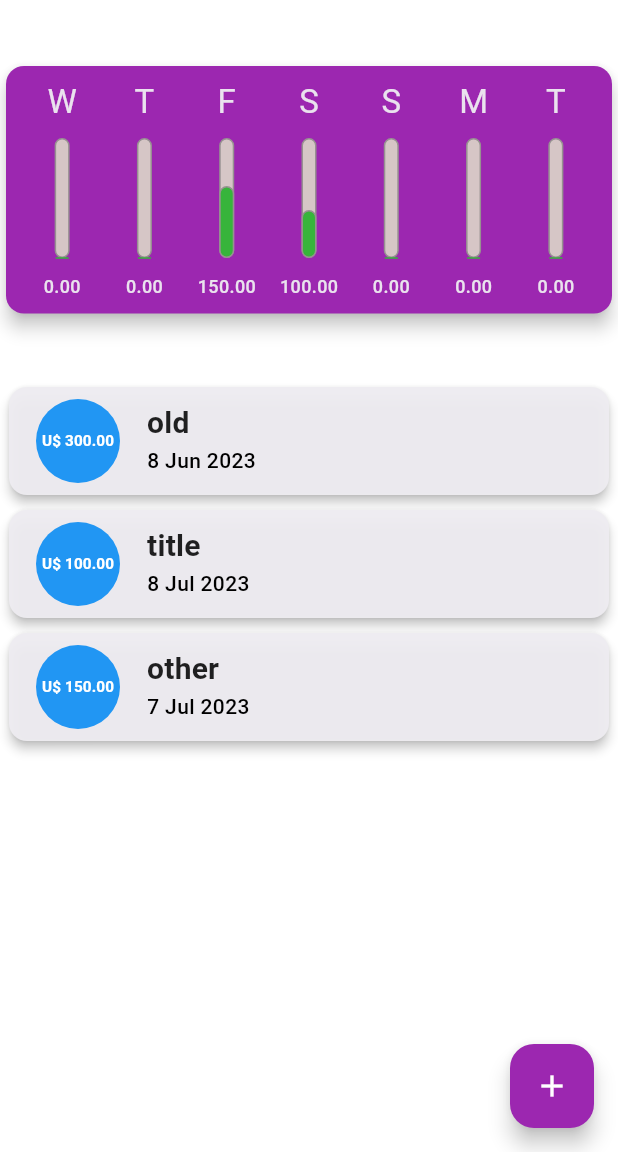
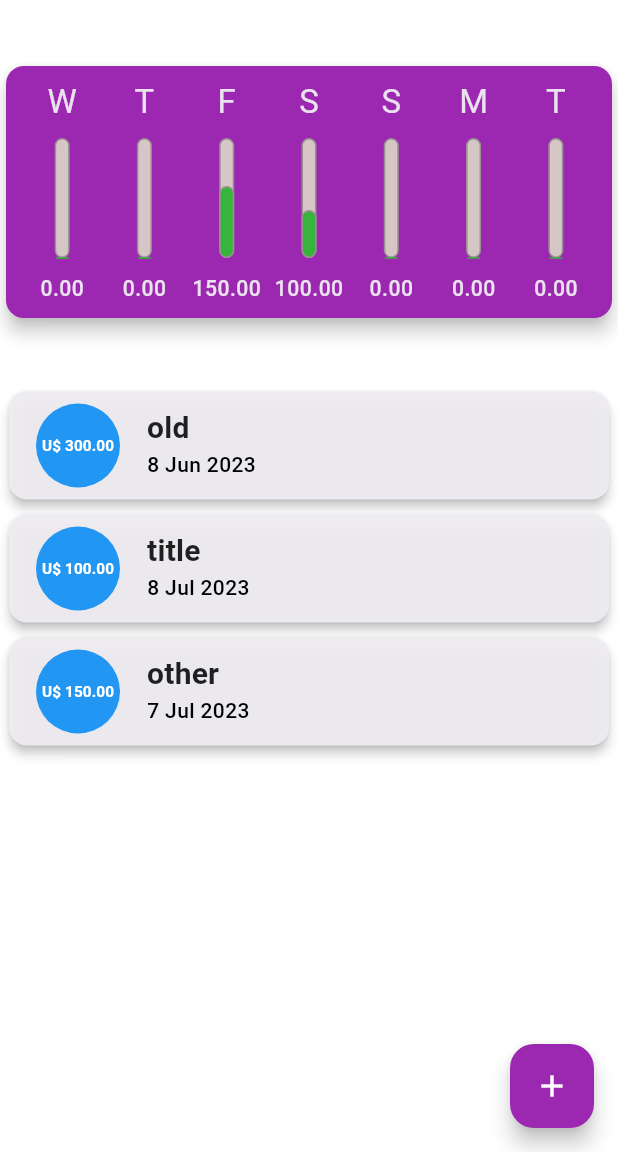
Before and after one commit to darcanj0/budgeting, a Flutter app: the screen it shows after launch, on a phone screen of 412 x 824 dp, the part 84-1236 px from its top. Run offline on Flutter 3.47's test engine with Material 2 defaults, Android fonts, the phone set to English and light mode, and no system bars; our stand-ins replace google_fonts.

Commit message:
fix: minor alignment correction in chart

```diff
--- a/lib/components/charts/chart.bar.dart
+++ b/lib/components/charts/chart.bar.dart
@@ -45,11 +45,15 @@ class ChartBar extends StatelessWidget {
             )
           ]),
         ),
-        FittedBox(
-          child: Text(
-            todaySpent.toStringAsFixed(2),
-            style: Theme.of(context).textTheme.bodyMedium!.copyWith(
-                fontSize: 12, color: Theme.of(context).colorScheme.background),
+        SizedBox(
+          height: 20,
+          child: FittedBox(
+            child: Text(
+              todaySpent.toStringAsFixed(2),
+              style: Theme.of(context).textTheme.bodyMedium!.copyWith(
+                  fontSize: 12,
+                  color: Theme.of(context).colorScheme.background),
+            ),
           ),
         ),
       ],
```
